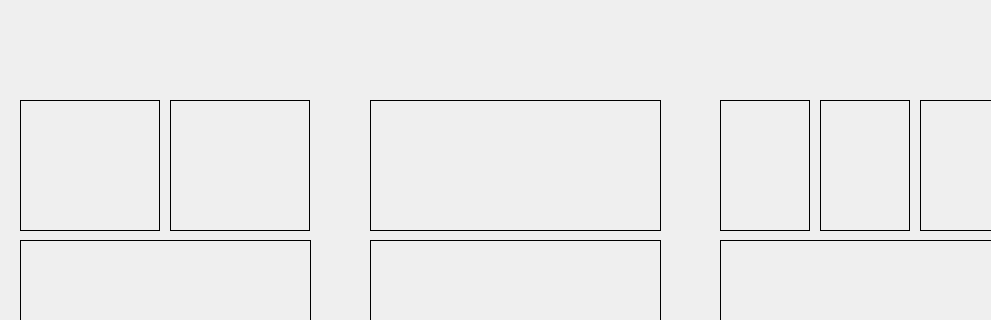
First picture: the form in src/WarehouseSimulator/qtWidgetUI/mainwindow.ui, repository PiotrApriasz/WarehouseSimulator, before the edit; both pictures show x 0 to 991 and y 0 to 320 of the 1280 by 800 pixel window.
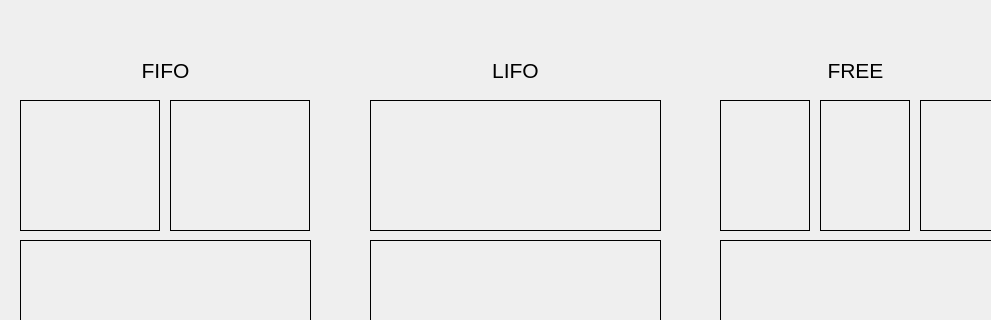
Second picture: the form after the edit.

Commit message: Implement storagebox class

```diff
--- a/src/WarehouseSimulator/qtWidgetUI/mainwindow.ui
+++ b/src/WarehouseSimulator/qtWidgetUI/mainwindow.ui
@@ -456,6 +456,69 @@
      <enum>QFrame::Plain</enum>
     </property>
    </widget>
+   <widget class="QLabel" name="label_2">
+    <property name="geometry">
+     <rect>
+      <x>110</x>
+      <y>60</y>
+      <width>111</width>
+      <height>21</height>
+     </rect>
+    </property>
+    <property name="font">
+     <font>
+      <pointsize>16</pointsize>
+     </font>
+    </property>
+    <property name="text">
+     <string>FIFO</string>
+    </property>
+    <property name="alignment">
+     <set>Qt::AlignCenter</set>
+    </property>
+   </widget>
+   <widget class="QLabel" name="label_3">
+    <property name="geometry">
+     <rect>
+      <x>460</x>
+      <y>60</y>
+      <width>111</width>
+      <height>21</height>
+     </rect>
+    </property>
+    <property name="font">
+     <font>
+      <pointsize>16</pointsize>
+     </font>
+    </property>
+    <property name="text">
+     <string>LIFO</string>
+    </property>
+    <property name="alignment">
+     <set>Qt::AlignCenter</set>
+    </property>
+   </widget>
+   <widget class="QLabel" name="label_4">
+    <property name="geometry">
+     <rect>
+      <x>800</x>
+      <y>60</y>
+      <width>111</width>
+      <height>21</height>
+     </rect>
+    </property>
+    <property name="font">
+     <font>
+      <pointsize>16</pointsize>
+     </font>
+    </property>
+    <property name="text">
+     <string>FREE</string>
+    </property>
+    <property name="alignment">
+     <set>Qt::AlignCenter</set>
+    </property>
+   </widget>
   </widget>
  </widget>
  <resources/>
```
The commit also changes 5 other files.
